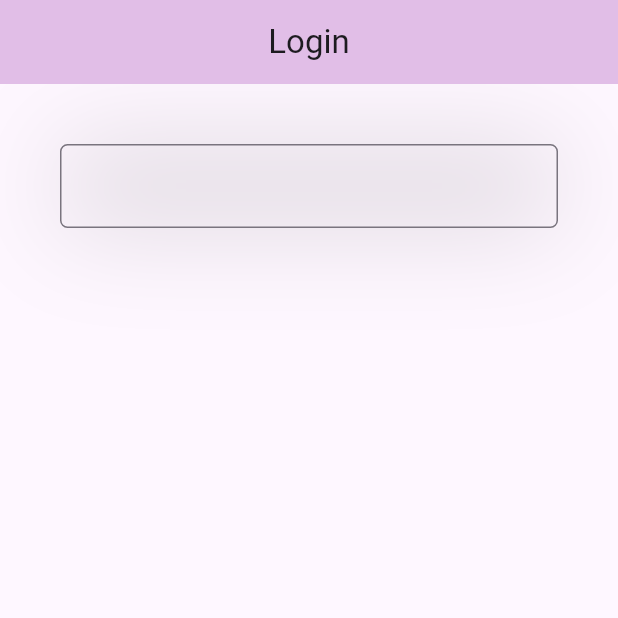
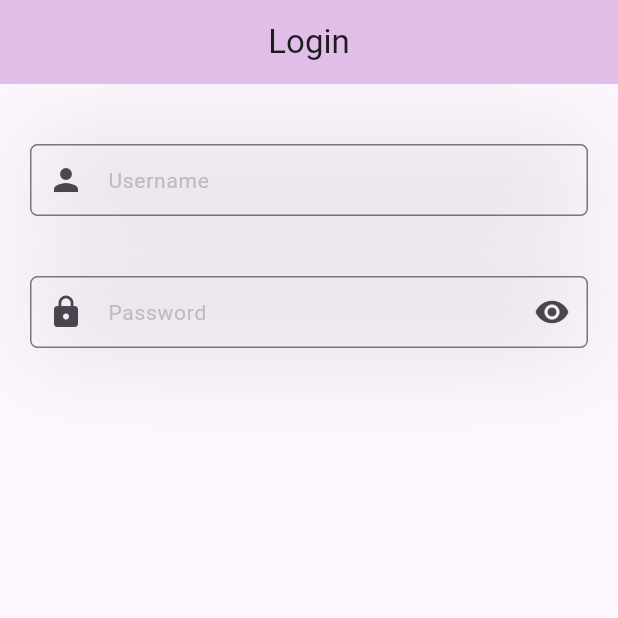
Before and after one commit to NtimaneKamohelo/register_login, a Flutter app: the screen it shows after launch, on a phone screen of 412 x 824 dp, the top half of it. Run offline on Flutter 3.47's test engine with Material 3 defaults, Android fonts, the phone set to English and light mode, and no system bars.

Commit message:
created a textfield util to minimize and keep clean code

```diff
--- a/lib/screens/login_screen.dart
+++ b/lib/screens/login_screen.dart
@@ -20,7 +20,22 @@ class _LoginScreenState extends State<LoginScreen> {
       body: Center(
         child: Column(
           children: [
-            TextFieldUtils().mainTextField(),
+
+            //Username-email
+            TextFieldUtils(
+              prefixIcon: Icon(Icons.person),
+              hintText: 'Username',
+              suffixIcon: Icon(Icons.abc)
+            ).usernameTextField(),
+
+            //Password
+            TextFieldUtils(
+              prefixIcon: Icon(Icons.lock),
+              suffixIcon: Icon(Icons.remove_red_eye),
+              hintText: 'Password'
+            ).passwordTextField(),
+
+
 
           ],
 
--- a/lib/utilities/textfield_utils.dart
+++ b/lib/utilities/textfield_utils.dart
@@ -1,8 +1,19 @@
+import 'package:flutter/cupertino.dart';
 import 'package:flutter/material.dart';
+import 'package:flutter/widgets.dart';
 
 class TextFieldUtils {
+  Widget prefixIcon;
+   Widget suffixIcon;
+  final String hintText;
 
-  Container mainTextField() {
+  TextFieldUtils({
+    required this.prefixIcon,
+    required this.suffixIcon,
+    required this.hintText
+  });
+
+  Container usernameTextField() {
     return Container(
       decoration: const BoxDecoration(
         boxShadow: [
@@ -13,15 +24,53 @@ class TextFieldUtils {
           )
         ]
       ),
-      margin: EdgeInsets.all(40),
+      margin: EdgeInsets.only(top: 40,left: 20, right: 20),
       child: TextField(
         decoration: InputDecoration(
           fillColor: Colors.blue,
+          contentPadding: EdgeInsets.all(10),
           border: OutlineInputBorder(
             borderRadius: BorderRadius.circular(5)
+          ),
+          prefixIcon: prefixIcon,
+          hintText: hintText,
+          hintStyle: TextStyle(
+            color: Colors.grey[400],
+            fontSize: 14,
+          ),
+        ),
+      ),
+
+    );
+  }
+
+  Container passwordTextField() {
+    return Container(
+      decoration: const BoxDecoration(
+        boxShadow: [
+          BoxShadow(
+            color: Colors.black12,
+            blurRadius: 60,
+
           )
+        ]
+      ),
+      margin: EdgeInsets.only(top: 40,left: 20, right: 20),
+      child: TextField(
+        decoration: InputDecoration(
+          fillColor: Colors.blue,
+          contentPadding: EdgeInsets.all(10),
+          border: OutlineInputBorder(
+            borderRadius: BorderRadius.circular(5)
+          ),
+          prefixIcon: prefixIcon,
+          suffixIcon: suffixIcon,
+          hintText: hintText,
+          hintStyle: TextStyle(
+            color: Colors.grey[400],
+            fontSize: 14,
+          ),
         ),
-
       ),
 
     );
```
